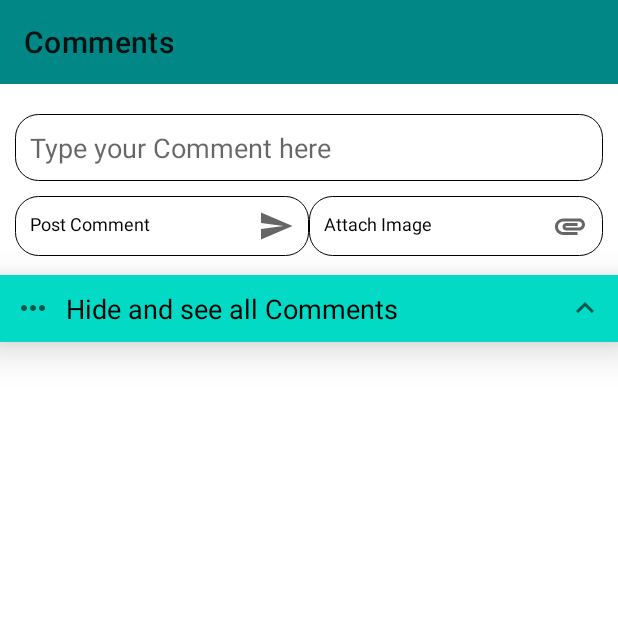
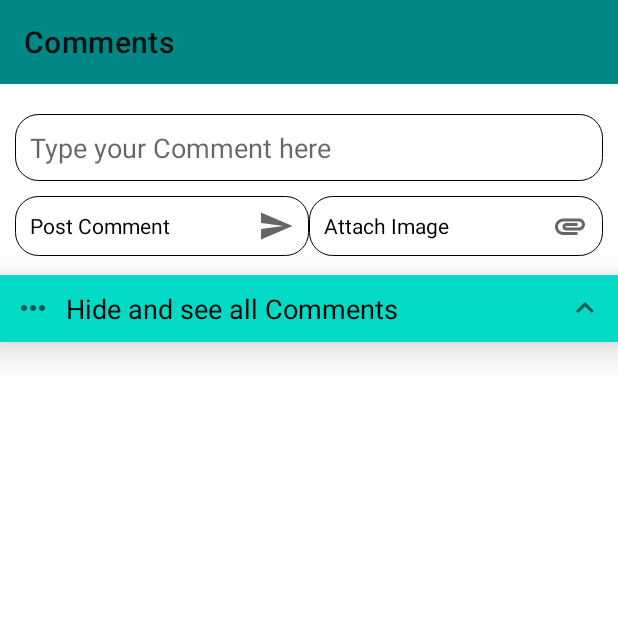
Before and after one commit to TechMangalam/PatanjaliChikitsalayaJaunpur, an Android app: the DoubtAnswerPosting screen opened directly, with no data from a screen before it, on a phone screen of 412 x 824 dp, the top half of it. Run offline under Robolectric (Android 15) with nearby library versions, the light colour scheme and no system bars; our stand-ins replace AdMob, CircleImageView, Firebase (no records; nobody signed in at launch, a user with empty details on screens opened directly), Picasso; libraries missing offline, so code that uses them is left out: com.facebook.drawee; pictures from the network do not load; 1 statement that could not run was skipped.

Commit message:
reviewing 4-08-21

```diff
--- a/app/src/main/res/layout/activity_doubt_answer_posting.xml
+++ b/app/src/main/res/layout/activity_doubt_answer_posting.xml
@@ -16,8 +16,6 @@
         android:id="@+id/toolbarCommunity"
         android:layout_width="match_parent"
         android:layout_height="wrap_content"/>
-
-    <!-- TODO: Update blank fragment layout -->
 
 
         <RelativeLayout
@@ -41,7 +39,6 @@
                 android:padding="10dp"
                 android:elevation="10dp"
                 android:textSize="18sp"
-                android:gravity="top|left"
                 android:hint="Type your Comment here"
                 android:layout_width="match_parent"
                 android:layout_height="wrap_content"/>
@@ -49,30 +46,27 @@
 
 
             <ImageView
-                android:background="@drawable/black_05dp_square_border"
                 android:id="@+id/queImg"
                 android:visibility="gone"
                 android:layout_marginBottom="5dp"
+                android:layout_marginHorizontal="5dp"
                 android:layout_below="@+id/question"
                 android:layout_width="match_parent"
-                android:layout_height="270dp" />
+                android:layout_height="250dp" />
 
             <ProgressBar
                 android:id="@+id/queImgPro"
                 android:layout_below="@+id/question"
                 android:layout_centerHorizontal="true"
                 android:visibility="gone"
-                android:layout_marginTop="150dp"
+                android:layout_marginTop="130dp"
                 android:layout_width="wrap_content"
                 android:layout_height="wrap_content"/>
 
             <LinearLayout
                 android:id="@+id/funcLayout"
-                android:layout_marginTop="0dp"
                 android:layout_marginBottom="5dp"
-                android:paddingStart="10dp"
-                android:paddingEnd="10dp"
-                android:weightSum="2"
+                android:paddingHorizontal="10dp"
                 android:orientation="horizontal"
                 android:layout_below="@+id/queImg"
                 android:layout_width="match_parent"
@@ -81,47 +75,56 @@
                 <TextView
                     android:background="@drawable/black_05dp_square_border"
                     android:padding="10dp"
-                    android:drawableEnd="@drawable/ic_baseline_send_24"
                     android:drawablePadding="5dp"
-                    android:layout_weight="1"
+                    android:layout_weight="50"
                     android:id="@+id/postQue"
                     android:text="Post Comment"
                     android:singleLine="true"
                     android:textAlignment="textStart"
-                    android:textSize="12sp"
+                    android:textSize="14sp"
                     android:layout_width="0dp"
-                    android:layout_height="wrap_content"/>
+                    android:layout_height="wrap_content"
+                    app:drawableEndCompat="@drawable/ic_baseline_send_24" />
 
                 <TextView
                     android:background="@drawable/black_05dp_square_border"
                     android:padding="10dp"
-                    android:drawableEnd="@drawable/ic_baseline_attachment_24"
                     android:drawablePadding="5dp"
-                    android:layout_weight="1"
+                    android:layout_weight="50"
                     android:id="@+id/attachImg"
                     android:text="Attach Image"
                     android:singleLine="true"
                     android:textAlignment="textStart"
-                    android:textSize="12sp"
+                    android:textSize="14sp"
                     android:layout_width="0dp"
-                    android:layout_height="match_parent"/>
+                    android:layout_height="match_parent"
+                    app:drawableEndCompat="@drawable/ic_baseline_attachment_24" />
 
             </LinearLayout>
 
 
         </RelativeLayout>
 
+    <com.google.android.gms.ads.AdView
+        xmlns:ads="http://schemas.android.com/apk/res-auto"
+        android:layout_width="match_parent"
+        android:layout_height="wrap_content"
+        android:layout_below="@id/ansLayout"
+        android:visibility="gone"
+        android:id="@+id/ask_doctor_ans_ads"
+        ads:adSize="SMART_BANNER"
+        ads:adUnitId="ca-app-pub-3940256099942544/6300978111"/>
+
 
         <TextView
             android:id="@+id/showHide"
-            android:text="Hide and see all Comments"
+            android:text="@string/hide_and_see_all_comments"
             android:drawablePadding="10dp"
-            android:layout_below="@+id/ansLayout"
+            android:layout_below="@+id/ask_doctor_ans_ads"
             android:textColor="@android:color/black"
             android:padding="10dp"
             android:elevation="16dp"
             android:textSize="18sp"
-            android:layout_centerHorizontal="true"
             android:background="?attr/colorPrimary"
             android:layout_width="match_parent"
             android:layout_height="wrap_content"
--- a/app/src/main/res/layout/comm_ans_item.xml
+++ b/app/src/main/res/layout/comm_ans_item.xml
@@ -104,7 +104,7 @@
         android:layout_below="@+id/question"
         android:layout_width="match_parent"
         android:adjustViewBounds="true"
-        app:viewAspectRatio="1.33"
+        app:viewAspectRatio="1.5"
         android:layout_height="wrap_content" />
 
 
--- a/app/src/main/res/values/strings.xml
+++ b/app/src/main/res/values/strings.xml
@@ -40,5 +40,6 @@
     <string name="type_your_question_here">Type your question here...</string>
     <string name="click_on_image_to_open_in_large">Click on image to open in large</string>
     <string name="view_your_checkup_records_information_about_patient_and_medicine_report">View your checkup records, information about patient and medicine report.</string>
+    <string name="hide_and_see_all_comments">Hide and see all Comments</string>
 
 </resources>
```
Also changed, not shown: app/src/main/AndroidManifest.xml (+10 -2 lines), app/src/main/java/com/bitaam/patanjalichikitsalayajaunpur/DoubtAnswerPosting.java (+62 -14 lines), app/src/main/java/com/bitaam/patanjalichikitsalayajaunpur/NuskeDisplayActivity.java (+16 -1 lines), app/src/main/java/com/bitaam/patanjalichikitsalayajaunpur/PatientListActivity.java (+10 -0 lines), app/src/main/java/com/bitaam/patanjalichikitsalayajaunpur/UpcharDisplayActivity.java (+17 -2 lines), app/src/main/java/com/bitaam/patanjalichikitsalayajaunpur/YogaDisplayActivity.java (+18 -2 lines), app/src/main/java/com/bitaam/patanjalichikitsalayajaunpur/YogaSessionsListActivity.java (+10 -0 lines), app/src/main/java/com/bitaam/patanjalichikitsalayajaunpur/ui/AskDoctor/AskDoctorFragment.java (+8 -0 lines), app/src/main/res/layout/activity_patient_list.xml (+23 -1 lines), app/src/main/res/layout/activity_yoga_sessions_list.xml (+14 -0 lines), app/src/main/res/layout/fragment_ask_doctor.xml (+13 -0 lines), app/src/main/res/layout/patient_item.xml (+5 -3 lines).
